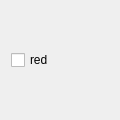
This is examples/colors.ui in ordovician/QtUIParser.jl as Qt 5 draws it before an edit. The edited form follows.
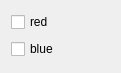
This is the edited form.

Commit message: Make it easy to load and save .ui and .erml files

What changed in the file:
```diff
--- a/examples/colors.ui
+++ b/examples/colors.ui
@@ -6,8 +6,8 @@
    <rect>
     <x>0</x>
     <y>0</y>
-    <width>120</width>
-    <height>120</height>
+        <width>121</width>
+        <height>73</height>
    </rect>
   </property>
   <property name="windowTitle">
@@ -21,8 +21,15 @@
      </property>
     </widget>
    </item>
-  </layout>
- </widget>
- <resources/>
- <connections/>
+      <item>
+        <widget class="QCheckBox" name="blue_box">
+          <property name="text">
+            <string>blue</string>
+          </property>
+        </widget>
+      </item>
+    </layout>
+  </widget>
+  <resources></resources>
+  <connections></connections>
 </ui>
```
Lines whose indentation alone changed are shown as unchanged. The commit also changes 3 other files.
